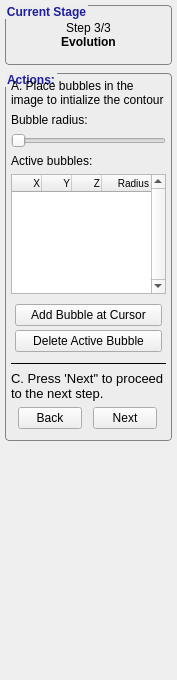
This is GUI/Qt/Components/SnakeWizardPanel.ui in pyushkevich/itksnap as Qt 5 draws it before an edit. The edited form follows.
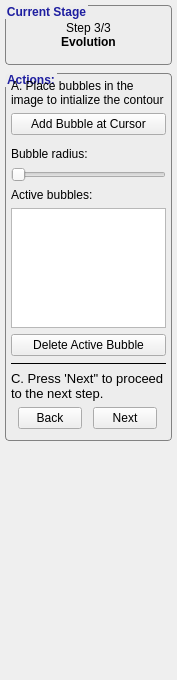
This is the edited form. The open tabs and pages were chosen to show the change. Icons and pictures are not drawn. Custom widgets are drawn as their Qt base class.

```diff
--- a/GUI/Qt/Components/SnakeWizardPanel.ui
+++ b/GUI/Qt/Components/SnakeWizardPanel.ui
@@ -467,6 +467,31 @@
             </property>
            </widget>
           </item>
+          <item>
+           <widget class="QPushButton" name="btnAddBubble">
+            <property name="sizePolicy">
+             <sizepolicy hsizetype="Minimum" vsizetype="Fixed">
+              <horstretch>0</horstretch>
+              <verstretch>0</verstretch>
+             </sizepolicy>
+            </property>
+            <property name="text">
+             <string>Add Bubble at Cursor</string>
+            </property>
+           </widget>
+          </item>
+          <item>
+           <widget class="QWidget" name="widget_6" native="true">
+            <layout class="QVBoxLayout" name="verticalLayout_10">
+             <property name="spacing">
+              <number>0</number>
+             </property>
+             <property name="margin">
+              <number>0</number>
+             </property>
+            </layout>
+           </widget>
+          </item>
           <item>
            <widget class="QLabel" name="label_7">
             <property name="text">
@@ -495,7 +520,7 @@
            </widget>
           </item>
           <item>
-           <widget class="QTableWidget" name="tableBubbleList">
+           <widget class="QTableView" name="tableBubbleList">
             <property name="sizePolicy">
              <sizepolicy hsizetype="Fixed" vsizetype="Fixed">
               <horstretch>0</horstretch>
@@ -510,22 +535,13 @@
             </property>
             <property name="font">
              <font>
-              <pointsize>10</pointsize>
+              <pointsize>-1</pointsize>
              </font>
             </property>
             <property name="styleSheet">
              <string notr="true">font-size: 10px;
 </string>
             </property>
-            <property name="verticalScrollBarPolicy">
-             <enum>Qt::ScrollBarAlwaysOn</enum>
-            </property>
-            <property name="horizontalScrollBarPolicy">
-             <enum>Qt::ScrollBarAlwaysOff</enum>
-            </property>
-            <property name="alternatingRowColors">
-             <bool>false</bool>
-            </property>
             <property name="selectionMode">
              <enum>QAbstractItemView::SingleSelection</enum>
             </property>
@@ -533,16 +549,16 @@
              <enum>QAbstractItemView::SelectRows</enum>
             </property>
             <property name="showGrid">
-             <bool>false</bool>
-            </property>
-            <property name="cornerButtonEnabled">
              <bool>true</bool>
             </property>
             <attribute name="horizontalHeaderDefaultSectionSize">
-             <number>30</number>
+             <number>32</number>
             </attribute>
-            <attribute name="horizontalHeaderHighlightSections">
-             <bool>true</bool>
+            <attribute name="horizontalHeaderMinimumSectionSize">
+             <number>32</number>
+            </attribute>
+            <attribute name="horizontalHeaderShowSortIndicator" stdset="0">
+             <bool>false</bool>
             </attribute>
             <attribute name="horizontalHeaderStretchLastSection">
              <bool>true</bool>
@@ -554,117 +570,21 @@
              <number>18</number>
             </attribute>
             <attribute name="verticalHeaderMinimumSectionSize">
-             <number>16</number>
+             <number>18</number>
             </attribute>
-            <column>
-             <property name="text">
-              <string>X</string>
-             </property>
-             <property name="textAlignment">
-              <set>AlignRight|AlignVCenter</set>
-             </property>
-            </column>
-            <column>
-             <property name="text">
-              <string>Y</string>
-             </property>
-             <property name="textAlignment">
-              <set>AlignRight|AlignVCenter</set>
-             </property>
-            </column>
-            <column>
-             <property name="text">
-              <string>Z</string>
-             </property>
-             <property name="textAlignment">
-              <set>AlignRight|AlignVCenter</set>
-             </property>
-            </column>
-            <column>
-             <property name="text">
-              <string>Radius</string>
-             </property>
-             <property name="textAlignment">
-              <set>AlignRight|AlignVCenter</set>
-             </property>
-            </column>
            </widget>
           </item>
           <item>
-           <widget class="QWidget" name="widget_6" native="true">
-            <layout class="QVBoxLayout" name="verticalLayout_10">
-             <property name="spacing">
-              <number>0</number>
-             </property>
-             <property name="margin">
-              <number>0</number>
-             </property>
-             <item>
-              <widget class="QWidget" name="widget_10" native="true">
-               <layout class="QHBoxLayout" name="horizontalLayout_5">
-                <property name="spacing">
-                 <number>0</number>
-                </property>
-                <property name="leftMargin">
-                 <number>4</number>
-                </property>
-                <property name="topMargin">
-                 <number>4</number>
-                </property>
-                <property name="rightMargin">
-                 <number>4</number>
-                </property>
-                <property name="bottomMargin">
-                 <number>2</number>
-                </property>
-                <item>
-                 <widget class="QPushButton" name="btnAddBubble">
-                  <property name="sizePolicy">
-                   <sizepolicy hsizetype="Minimum" vsizetype="Fixed">
-                    <horstretch>0</horstretch>
-                    <verstretch>0</verstretch>
-                   </sizepolicy>
-                  </property>
-                  <property name="text">
-                   <string>Add Bubble at Cursor</string>
-                  </property>
-                 </widget>
-                </item>
-               </layout>
-              </widget>
-             </item>
-             <item>
-              <widget class="QWidget" name="widget_3" native="true">
-               <layout class="QHBoxLayout" name="horizontalLayout_4">
-                <property name="leftMargin">
-                 <number>4</number>
-                </property>
-                <property name="topMargin">
-                 <number>2</number>
-                </property>
-                <property name="rightMargin">
-                 <number>4</number>
-                </property>
-                <property name="bottomMargin">
-                 <number>4</number>
-                </property>
-                <item>
-                 <widget class="QPushButton" name="btnRemoveBubble">
-                  <property name="sizePolicy">
-                   <sizepolicy hsizetype="Minimum" vsizetype="Fixed">
-                    <horstretch>0</horstretch>
-                    <verstretch>0</verstretch>
-                   </sizepolicy>
-                  </property>
-                  <property name="text">
-                   <string>Delete Active Bubble</string>
-                  </property>
-                 </widget>
-                </item>
-               </layout>
-              </widget>
-             </item>
-            </layout>
+           <widget class="QPushButton" name="btnRemoveBubble">
+            <property name="sizePolicy">
+             <sizepolicy hsizetype="Minimum" vsizetype="Fixed">
+              <horstretch>0</horstretch>
+              <verstretch>0</verstretch>
+             </sizepolicy>
+            </property>
+            <property name="text">
+             <string>Delete Active Bubble</string>
+            </property>
            </widget>
           </item>
           <item>
```
Left out of the diff: 5 changed lines with no effect on the pictures.
